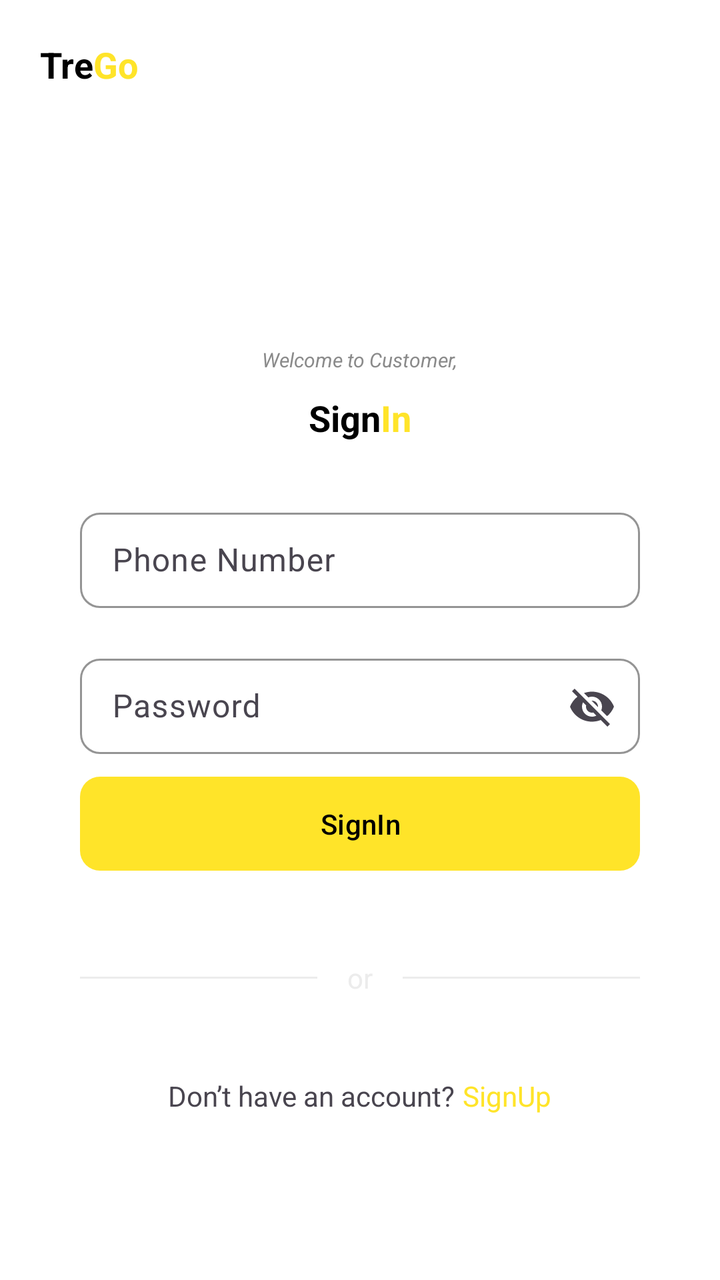
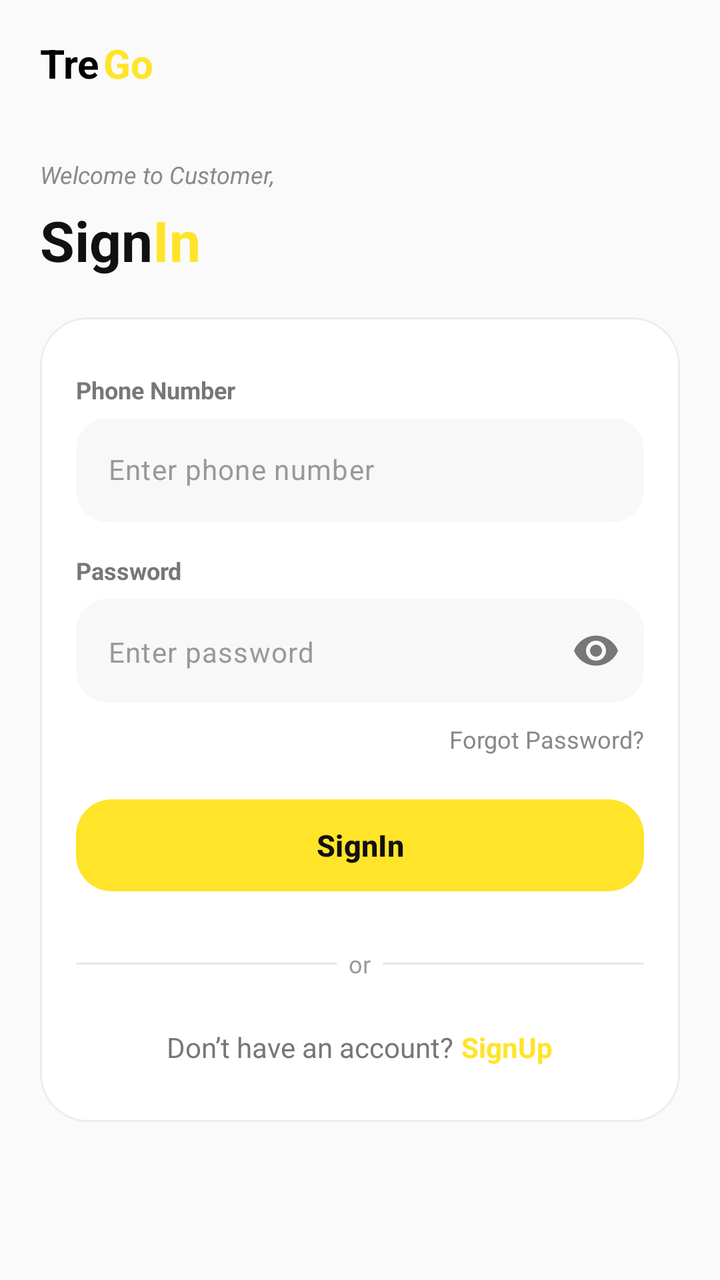

The first picture is an Android layout as it rendered before a commit; the second is the same layout after the commit. The layout source and the unified diff follow.
<!-- AndroidManifest.xml: application theme Theme.TregoApp -->
<!-- res/layout/fragment_customer_login.xml -->
<?xml version="1.0" encoding="utf-8"?>
<LinearLayout xmlns:android="http://schemas.android.com/apk/res/android"
    xmlns:tools="http://schemas.android.com/tools"
    android:layout_width="match_parent"
    android:layout_height="match_parent"
    xmlns:app="http://schemas.android.com/apk/res-auto"
    tools:context=".customer.ui.LoginFragment"
    android:orientation="vertical"
    android:background="@color/secondary_color"
    android:padding="20dp">

    <LinearLayout
        android:layout_width="match_parent"
        android:layout_height="wrap_content"
        android:gravity="start"
        android:layout_marginBottom="6dp">

        <TextView
            android:layout_width="wrap_content"
            android:layout_height="wrap_content"
            android:text="@string/app_first_name"
            android:textSize="18sp"
            android:textStyle="bold"
            android:textColor="@color/tertiary_color" />

        <TextView
            android:layout_width="wrap_content"
            android:layout_height="wrap_content"
            android:text="@string/app_last_name"
            android:textSize="18sp"
            android:textStyle="bold"
            android:textColor="@color/primary_color" />

    </LinearLayout>

    <View
        android:layout_width="0dp"
        android:layout_height="0dp"
        android:layout_weight="1"
        android:layout_marginVertical="30dp"/>

    <LinearLayout
        android:layout_width="match_parent"
        android:layout_height="wrap_content"
        android:orientation="vertical"
        android:gravity="center" >

        <TextView
            android:layout_width="wrap_content"
            android:layout_height="wrap_content"
            android:text="@string/cust_sign_welcome"
            android:textColor="@color/text_grey"
            android:textStyle="italic"
            android:textSize="10sp"
            android:layout_marginBottom="10dp"/>

        <LinearLayout
            android:layout_width="match_parent"
            android:layout_height="wrap_content"
            android:gravity="center"
            android:layout_marginBottom="30dp">

            <TextView
                android:layout_width="wrap_content"
                android:layout_height="wrap_content"
                android:text="@string/signIn_first_word"
                android:textSize="18sp"
                android:textStyle="bold"
                android:textColor="@color/tertiary_color" />

            <TextView
                android:layout_width="wrap_content"
                android:layout_height="wrap_content"
                android:text="@string/signIn_last_word"
                android:textSize="18sp"
                android:textStyle="bold"
                android:textColor="@color/primary_color" />

        </LinearLayout>

        <LinearLayout
            android:layout_width="280dp"
            android:layout_height="match_parent"
            android:orientation="vertical"
            android:gravity="center">

            <com.google.android.material.textfield.TextInputLayout
                android:layout_width="match_parent"
                android:layout_height="wrap_content"
                android:layout_marginBottom="20dp"
                app:boxStrokeWidth="1dp"
                app:boxStrokeWidthFocused="1dp"
                app:boxStrokeColor="@color/black"
                app:hintTextColor="@color/placeholder_text_color"
                app:boxBackgroundColor="@color/field_color"
                app:boxCornerRadiusTopStart="10dp"
                app:boxCornerRadiusBottomStart="10dp"
                app:boxCornerRadiusBottomEnd="10dp"
                app:boxCornerRadiusTopEnd="10dp" >

                <com.google.android.material.textfield.TextInputEditText
                    android:id="@+id/etPhoneNumber"
                    android:layout_width="match_parent"
                    android:layout_height="wrap_content"
                    android:hint="Phone Number"
                    android:inputType="phone"
                    android:maxLength="10"
                    android:paddingVertical="13dp"/>

            </com.google.android.material.textfield.TextInputLayout>

            <com.google.android.material.textfield.TextInputLayout
                android:layout_width="match_parent"
                android:layout_height="wrap_content"
                android:layout_marginBottom="7dp"
                app:endIconMode="password_toggle"
                app:boxStrokeWidth="1dp"
                app:boxStrokeWidthFocused="1dp"
                app:boxStrokeColor="@color/black"
                app:hintTextColor="@color/placeholder_text_color"
                app:boxBackgroundColor="@color/field_color"
                app:boxCornerRadiusTopStart="10dp"
                app:boxCornerRadiusBottomStart="10dp"
                app:boxCornerRadiusBottomEnd="10dp"
                app:boxCornerRadiusTopEnd="10dp" >

                <com.google.android.material.textfield.TextInputEditText
                    android:id="@+id/etPassword"
                    android:layout_width="match_parent"
                    android:layout_height="wrap_content"
                    android:hint="Password"
                    android:paddingVertical="13dp"/>

            </com.google.android.material.textfield.TextInputLayout>










            <com.google.android.material.button.MaterialButton
                android:id="@+id/signInBtn"
                android:layout_width="match_parent"
                android:layout_height="wrap_content"
                android:text="@string/signIn"
                android:textColor="@color/black"
                android:paddingVertical="14dp"
                android:layout_marginBottom="40dp"
                app:cornerRadius="10dp" />

            <LinearLayout
                android:layout_width="wrap_content"
                android:layout_height="wrap_content"
                android:gravity="center"
                android:layout_marginBottom="40dp" >

                <View
                    android:layout_width="150dp"
                    android:layout_height="1dp"
                    android:layout_weight="1"
                    android:background="@color/spacer"
                    android:layout_marginRight="15dp"/>

                <TextView
                    android:layout_width="wrap_content"
                    android:layout_height="wrap_content"
                    android:text="or"
                    android:textColor="@color/spacer"
                    android:layout_marginRight="15dp" />

                <View
                    android:layout_width="150dp"
                    android:layout_height="1dp"
                    android:layout_weight="1"
                    android:background="@color/spacer" />

            </LinearLayout>































            <LinearLayout
                android:layout_width="match_parent"
                android:layout_height="wrap_content"
                android:orientation="horizontal"
                android:gravity="center">

                <TextView
                    android:layout_width="wrap_content"
                    android:layout_height="wrap_content"
                    android:text="@string/signIn_desp"
                    android:textSize="14sp"/>

                <TextView
                    android:id="@+id/goToSignUpBtn"
                    android:layout_width="wrap_content"
                    android:layout_height="wrap_content"
                    android:text="@string/signUp"
                    android:textSize="14sp"
                    android:textColor="@color/primary_color"
                    android:paddingStart="4dp"
                    android:clickable="true"
                    android:focusable="true" />

            </LinearLayout>

        </LinearLayout>

    </LinearLayout>

    <View
        android:layout_width="0dp"
        android:layout_height="0dp"
        android:layout_weight="1" />

</LinearLayout>
<!-- resources referenced by this layout -->
<resources>
  <color name="black">#FF000000</color>
  <color name="field_color">#FFFFFFFF</color>
  <color name="placeholder_text_color">#949494</color>
  <color name="primary_color">#FFE429</color>
  <color name="secondary_color">#FFFFFFFF</color>
  <color name="spacer">#ECECEC</color>
  <color name="tertiary_color">#FF000000</color>
  <color name="text_grey">#8A8A8A</color>
  <string name="app_first_name">Tre</string>
  <string name="app_last_name">Go</string>
  <string name="cust_sign_welcome">Welcome to Customer,</string>
  <string name="signIn">SignIn</string>
  <string name="signIn_desp">Don’t have an account?</string>
  
      // For Placeholders
  <string name="signIn_first_word">Sign</string>
  <string name="signIn_last_word">In</string>
  <string name="signUp">SignUp</string>
  <style name="Theme.TregoApp" parent="Base.Theme.TregoApp" />
  <style name="Base.Theme.TregoApp" parent="Theme.Material3.DayNight.NoActionBar">
          <item name="colorPrimary">@color/primary_color</item>
          <item name="android:statusBarColor">@color/secondary_color</item>
          <item name="android:windowLightStatusBar">true</item>
      </style>
</resources>

<!-- the commit's change to res/layout/fragment_customer_login.xml (unified diff, before → after) -->
@@ -1,25 +1,27 @@
 <?xml version="1.0" encoding="utf-8"?>
 <LinearLayout xmlns:android="http://schemas.android.com/apk/res/android"
     xmlns:tools="http://schemas.android.com/tools"
+    xmlns:app="http://schemas.android.com/apk/res-auto"
     android:layout_width="match_parent"
     android:layout_height="match_parent"
-    xmlns:app="http://schemas.android.com/apk/res-auto"
-    tools:context=".customer.ui.LoginFragment"
     android:orientation="vertical"
-    android:background="@color/secondary_color"
-    android:padding="20dp">
-
+    android:background="#FAFAFA"
+    android:paddingHorizontal="20dp"
+    android:paddingTop="18dp"
+    android:paddingBottom="14dp"
+    tools:context=".customer.ui.LoginFragment">
+
+    
     <LinearLayout
         android:layout_width="match_parent"
         android:layout_height="wrap_content"
-        android:gravity="start"
-        android:layout_marginBottom="6dp">
+        android:gravity="center_vertical">
 
         <TextView
             android:layout_width="wrap_content"
             android:layout_height="wrap_content"
             android:text="@string/app_first_name"
-            android:textSize="18sp"
+            android:textSize="20sp"
             android:textStyle="bold"
             android:textColor="@color/tertiary_color" />
 
@@ -27,221 +29,256 @@
             android:layout_width="wrap_content"
             android:layout_height="wrap_content"
             android:text="@string/app_last_name"
-            android:textSize="18sp"
+            android:textSize="20sp"
+            android:textStyle="bold"
+            android:textColor="@color/primary_color"
+            android:paddingStart="2dp" />
+
+    </LinearLayout>
+
+    <View
+        android:layout_width="match_parent"
+        android:layout_height="34dp" />
+
+    
+    <TextView
+        android:layout_width="wrap_content"
+        android:layout_height="wrap_content"
+        android:text="@string/cust_sign_welcome"
+        android:textColor="#8A8A8A"
+        android:textStyle="italic"
+        android:textSize="12sp" />
+
+    
+    <LinearLayout
+        android:layout_width="wrap_content"
+        android:layout_height="wrap_content"
+        android:layout_marginTop="6dp"
+        android:gravity="center_vertical">
+
+        <TextView
+            android:layout_width="wrap_content"
+            android:layout_height="wrap_content"
+            android:text="@string/signIn_first_word"
+            android:textSize="28sp"
+            android:textStyle="bold"
+            android:textColor="#111111" />
+
+        <TextView
+            android:layout_width="wrap_content"
+            android:layout_height="wrap_content"
+            android:text="@string/signIn_last_word"
+            android:textSize="28sp"
             android:textStyle="bold"
             android:textColor="@color/primary_color" />
 
+
+
+
+
+
+
     </LinearLayout>
 
     <View
-        android:layout_width="0dp"
-        android:layout_height="0dp"
-        android:layout_weight="1"
-        android:layout_marginVertical="30dp"/>
-
-    <LinearLayout
-        android:layout_width="match_parent"
-        android:layout_height="wrap_content"
-        android:orientation="vertical"
-        android:gravity="center" >
-
-        <TextView
-            android:layout_width="wrap_content"
-            android:layout_height="wrap_content"
-            android:text="@string/cust_sign_welcome"
-            android:textColor="@color/text_grey"
-            android:textStyle="italic"
-            android:textSize="10sp"
-            android:layout_marginBottom="10dp"/>
+        android:layout_width="match_parent"
+        android:layout_height="20dp" />
+
+    
+    <com.google.android.material.card.MaterialCardView
+        android:layout_width="match_parent"
+        android:layout_height="wrap_content"
+        app:cardBackgroundColor="#FFFFFF"
+        app:cardCornerRadius="24dp"
+        app:strokeColor="#ECECEC"
+        app:strokeWidth="1dp"
+        app:cardElevation="0dp">
 
         <LinearLayout
             android:layout_width="match_parent"
-            android:layout_height="wrap_content"
-            android:gravity="center"
-            android:layout_marginBottom="30dp">
-
-            <TextView
-                android:layout_width="wrap_content"
-                android:layout_height="wrap_content"
-                android:text="@string/signIn_first_word"
-                android:textSize="18sp"
-                android:textStyle="bold"
-                android:textColor="@color/tertiary_color" />
-
-            <TextView
-                android:layout_width="wrap_content"
-                android:layout_height="wrap_content"
-                android:text="@string/signIn_last_word"
-                android:textSize="18sp"
-                android:textStyle="bold"
-                android:textColor="@color/primary_color" />
-
-        </LinearLayout>
-
-        <LinearLayout
-            android:layout_width="280dp"
             android:layout_height="match_parent"
             android:orientation="vertical"
-            android:gravity="center">
-
-            <com.google.android.material.textfield.TextInputLayout
+            android:padding="18dp">
+
+            <ScrollView
                 android:layout_width="match_parent"
-                android:layout_height="wrap_content"
-                android:layout_marginBottom="20dp"
-                app:boxStrokeWidth="1dp"
-                app:boxStrokeWidthFocused="1dp"
-                app:boxStrokeColor="@color/black"
-                app:hintTextColor="@color/placeholder_text_color"
-                app:boxBackgroundColor="@color/field_color"
-                app:boxCornerRadiusTopStart="10dp"
-                app:boxCornerRadiusBottomStart="10dp"
-                app:boxCornerRadiusBottomEnd="10dp"
-                app:boxCornerRadiusTopEnd="10dp" >
-
-                <com.google.android.material.textfield.TextInputEditText
-                    android:id="@+id/etPhoneNumber"
+                android:layout_height="0dp"
+                android:layout_weight="1"
+                android:overScrollMode="never">
+
+                <LinearLayout
                     android:layout_width="match_parent"
                     android:layout_height="wrap_content"
-                    android:hint="Phone Number"
-                    android:inputType="phone"
-                    android:maxLength="10"
-                    android:paddingVertical="13dp"/>
-
-            </com.google.android.material.textfield.TextInputLayout>
-
-            <com.google.android.material.textfield.TextInputLayout
-                android:layout_width="match_parent"
-                android:layout_height="wrap_content"
-                android:layout_marginBottom="7dp"
-                app:endIconMode="password_toggle"
-                app:boxStrokeWidth="1dp"
-                app:boxStrokeWidthFocused="1dp"
-                app:boxStrokeColor="@color/black"
-                app:hintTextColor="@color/placeholder_text_color"
-                app:boxBackgroundColor="@color/field_color"
-                app:boxCornerRadiusTopStart="10dp"
-                app:boxCornerRadiusBottomStart="10dp"
-                app:boxCornerRadiusBottomEnd="10dp"
-                app:boxCornerRadiusTopEnd="10dp" >
-
-                <com.google.android.material.textfield.TextInputEditText
-                    android:id="@+id/etPassword"
-                    android:layout_width="match_parent"
-                    android:layout_height="wrap_content"
-                    android:hint="Password"
-                    android:paddingVertical="13dp"/>
-
-            </com.google.android.material.textfield.TextInputLayout>
-
-
-
-
-
-
-
-
-
-
-            <com.google.android.material.button.MaterialButton
-                android:id="@+id/signInBtn"
-                android:layout_width="match_parent"
-                android:layout_height="wrap_content"
-                android:text="@string/signIn"
-                android:textColor="@color/black"
-                android:paddingVertical="14dp"
-                android:layout_marginBottom="40dp"
-                app:cornerRadius="10dp" />
-
-            <LinearLayout
-                android:layout_width="wrap_content"
-                android:layout_height="wrap_content"
-                android:gravity="center"
-                android:layout_marginBottom="40dp" >
-
-                <View
-                    android:layout_width="150dp"
-                    android:layout_height="1dp"
-                    android:layout_weight="1"
-                    android:background="@color/spacer"
-                    android:layout_marginRight="15dp"/>
-
-                <TextView
-                    android:layout_width="wrap_content"
-                    android:layout_height="wrap_content"
-                    android:text="or"
-                    android:textColor="@color/spacer"
-                    android:layout_marginRight="15dp" />
-
-                <View
-                    android:layout_width="150dp"
-                    android:layout_height="1dp"
-                    android:layout_weight="1"
-                    android:background="@color/spacer" />
-
-            </LinearLayout>
-
-
-
-
-
-
-
-
-
-
-
-
-
-
-
-
-
-
-
-
-
-
-
-
-
-
-
-
-
-
-
-            <LinearLayout
-                android:layout_width="match_parent"
-                android:layout_height="wrap_content"
-                android:orientation="horizontal"
-                android:gravity="center">
-
-                <TextView
-                    android:layout_width="wrap_content"
-                    android:layout_height="wrap_content"
-                    android:text="@string/signIn_desp"
-                    android:textSize="14sp"/>
-
-                <TextView
-                    android:id="@+id/goToSignUpBtn"
-                    android:layout_width="wrap_content"
-                    android:layout_height="wrap_content"
-                    android:text="@string/signUp"
-                    android:textSize="14sp"
-                    android:textColor="@color/primary_color"
-                    android:paddingStart="4dp"
-                    android:clickable="true"
-                    android:focusable="true" />
-
-            </LinearLayout>
+                    android:layout_marginVertical="10dp"
+                    android:orientation="vertical">
+
+                    
+                    <TextView
+                        android:layout_width="wrap_content"
+                        android:layout_height="wrap_content"
+                        android:text="Phone Number"
+                        android:textSize="12sp"
+                        android:textStyle="bold"
+                        android:textColor="#777777"
+                        android:layout_marginBottom="6dp" />
+
+                    <com.google.android.material.textfield.TextInputLayout
+                        android:layout_width="match_parent"
+                        android:layout_height="wrap_content"
+                        android:layout_marginBottom="16dp"
+                        app:hintEnabled="false"
+                        app:boxBackgroundMode="filled"
+                        app:boxBackgroundColor="#F8F8F8"
+                        app:boxStrokeWidth="0dp"
+                        app:boxStrokeWidthFocused="0dp"
+                        app:boxCornerRadiusTopStart="16dp"
+                        app:boxCornerRadiusTopEnd="16dp"
+                        app:boxCornerRadiusBottomStart="16dp"
+                        app:boxCornerRadiusBottomEnd="16dp">
+
+                        <com.google.android.material.textfield.TextInputEditText
+                            android:id="@+id/etPhoneNumber"
+                            android:layout_width="match_parent"
+                            android:layout_height="52dp"
+                            android:background="@null"
+                            android:hint="Enter phone number"
+                            android:inputType="phone"
+                            android:maxLength="10"
+                            android:textColor="#111111"
+                            android:textColorHint="#999999"
+                            android:textSize="14sp"
+                            android:paddingHorizontal="16dp"
+                            android:gravity="center_vertical"/>
+
+                    </com.google.android.material.textfield.TextInputLayout>
+
+                    
+                    <TextView
+                        android:layout_width="wrap_content"
+                        android:layout_height="wrap_content"
+                        android:text="Password"
+                        android:textSize="12sp"
+                        android:textStyle="bold"
+                        android:textColor="#777777"
+                        android:layout_marginBottom="6dp" />
+
+                    <com.google.android.material.textfield.TextInputLayout
+                        android:layout_width="match_parent"
+                        android:layout_height="wrap_content"
+                        android:layout_marginBottom="10dp"
+                        app:hintEnabled="false"
+                        app:endIconMode="password_toggle"
+                        app:endIconTint="#777777"
+                        app:boxBackgroundMode="filled"
+                        app:boxBackgroundColor="#F8F8F8"
+                        app:boxStrokeWidth="0dp"
+                        app:boxStrokeWidthFocused="0dp"
+                        app:boxCornerRadiusTopStart="16dp"
+                        app:boxCornerRadiusTopEnd="16dp"
+                        app:boxCornerRadiusBottomStart="16dp"
+                        app:boxCornerRadiusBottomEnd="16dp">
+
+                        <com.google.android.material.textfield.TextInputEditText
+                            android:id="@+id/etPassword"
+                            android:layout_width="match_parent"
+                            android:layout_height="52dp"
+                            android:background="@null"
+                            android:hint="Enter password"
+                            android:inputType="textPassword"
+                            android:textColor="#111111"
+                            android:textColorHint="#999999"
+                            android:textSize="14sp"
+                            android:paddingHorizontal="16dp"
+                            android:gravity="center_vertical"/>
+
+                    </com.google.android.material.textfield.TextInputLayout>
+
+                    
+                    <TextView
+                        android:layout_width="wrap_content"
+                        android:layout_height="wrap_content"
+                        android:text="Forgot Password?"
+                        android:textSize="12sp"
+                        android:textColor="#888888"
+                        android:layout_gravity="end"
+                        android:layout_marginBottom="18dp" />
+
+                    
+                    <com.google.android.material.button.MaterialButton
+                        android:id="@+id/signInBtn"
+                        android:layout_width="match_parent"
+                        android:layout_height="54dp"
+                        android:text="@string/signIn"
+                        android:textAllCaps="false"
+                        android:textSize="15sp"
+                        android:textStyle="bold"
+                        android:textColor="#111111"
+                        app:backgroundTint="#FFE429"
+                        app:cornerRadius="18dp"
+                        app:elevation="0dp" />
+
+                    
+                    <LinearLayout
+                        android:layout_width="match_parent"
+                        android:layout_height="wrap_content"
+                        android:layout_marginTop="24dp"
+                        android:layout_marginBottom="24dp"
+                        android:gravity="center_vertical">
+
+                        <View
+                            android:layout_width="0dp"
+                            android:layout_height="1dp"
+                            android:layout_weight="1"
+                            android:background="#E6E6E6" />
+
+                        <TextView
+                            android:layout_width="wrap_content"
+                            android:layout_height="wrap_content"
+                            android:text="  or  "
+                            android:textColor="#9A9A9A"
+                            android:textSize="12sp" />
+
+                        <View
+                            android:layout_width="0dp"
+                            android:layout_height="1dp"
+                            android:layout_weight="1"
+                            android:background="#E6E6E6" />
+
+                    </LinearLayout>
+
+                    
+                    <LinearLayout
+                        android:layout_width="match_parent"
+                        android:layout_height="wrap_content"
+                        android:gravity="center">
+
+                        <TextView
+                            android:layout_width="wrap_content"
+                            android:layout_height="wrap_content"
+                            android:text="@string/signIn_desp"
+                            android:textSize="14sp"
+                            android:textColor="#777777" />
+
+                        <TextView
+                            android:id="@+id/goToSignUpBtn"
+                            android:layout_width="wrap_content"
+                            android:layout_height="wrap_content"
+                            android:text="@string/signUp"
+                            android:textSize="14sp"
+                            android:textStyle="bold"
+                            android:textColor="@color/primary_color"
+                            android:paddingStart="4dp"
+                            android:clickable="true"
+                            android:focusable="true" />
+
+                    </LinearLayout>
+
+                </LinearLayout>
+
+            </ScrollView>
 
         </LinearLayout>
 
-    </LinearLayout>
-
-    <View
-        android:layout_width="0dp"
-        android:layout_height="0dp"
-        android:layout_weight="1" />
+    </com.google.android.material.card.MaterialCardView>
 
 </LinearLayout>
<!-- resource entries referenced after the edit -->
@@ -1,13 +1,8 @@
 <!-- resources referenced by this layout -->
 <resources>
-  <color name="black">#FF000000</color>
-  <color name="field_color">#FFFFFFFF</color>
-  <color name="placeholder_text_color">#949494</color>
   <color name="primary_color">#FFE429</color>
   <color name="secondary_color">#FFFFFFFF</color>
-  <color name="spacer">#ECECEC</color>
   <color name="tertiary_color">#FF000000</color>
-  <color name="text_grey">#8A8A8A</color>
   <string name="app_first_name">Tre</string>
   <string name="app_last_name">Go</string>
   <string name="cust_sign_welcome">Welcome to Customer,</string>
